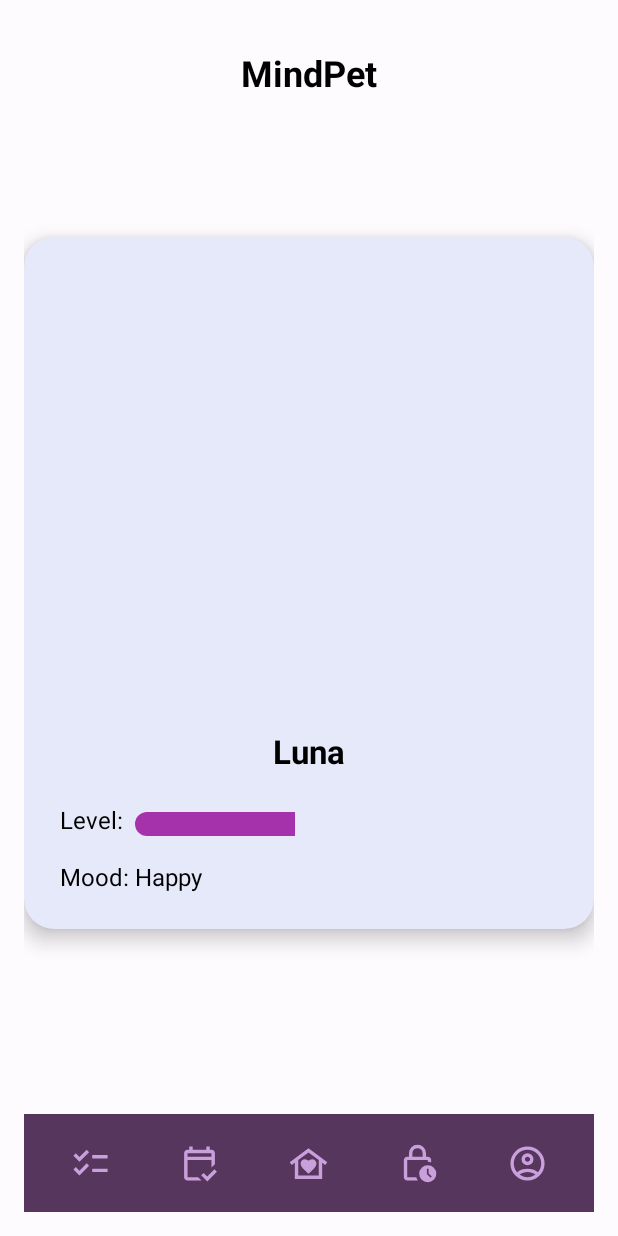
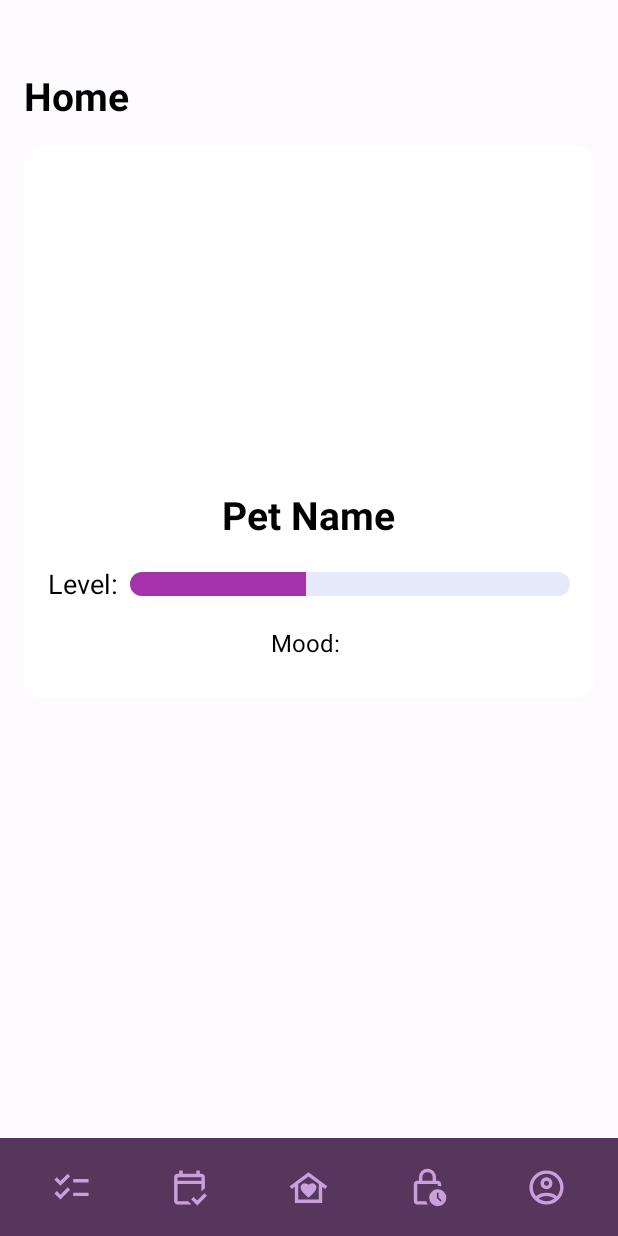
Before and after one commit to MargineanMiruna-Elena/MindPet, an Android app: the screen it shows after launch once a user with an empty profile is signed in (HomeActivity), on a phone screen of 412 x 824 dp. Run offline under Robolectric (Android 15) with nearby library versions, the phone set to English and light mode, and no system bars; our stand-ins replace Dagger/Hilt's generated code, Firebase (no records; nobody signed in at launch, a user with empty details on screens opened directly).

Commit message:
saved pet to db and home page rework

```diff
--- a/app/src/main/java/com/mat/mindpet/activity/HomeActivity.java
+++ b/app/src/main/java/com/mat/mindpet/activity/HomeActivity.java
@@ -2,18 +2,37 @@ package com.mat.mindpet.activity;
 
 import android.os.Bundle;
 import android.util.Log;
+import android.widget.ImageView;
+import android.widget.ProgressBar;
+import android.widget.TextView;
+import android.widget.Toast;
 
 import androidx.appcompat.app.AppCompatActivity;
 
+import com.google.firebase.database.DatabaseError;
 import com.google.firebase.database.DatabaseReference;
 import com.google.firebase.database.FirebaseDatabase;
 import com.mat.mindpet.R;
+import com.mat.mindpet.model.Pet;
+import com.mat.mindpet.repository.UserRepository;
+import com.mat.mindpet.service.PetService;
 import com.mat.mindpet.utils.NavigationHelper;
+
+import javax.inject.Inject;
 
 import dagger.hilt.android.AndroidEntryPoint;
 
 @AndroidEntryPoint
 public class HomeActivity extends AppCompatActivity {
+
+    @Inject
+    PetService petService;
+
+    private ImageView imageAnimal;
+    private TextView textAnimalName;
+    private TextView textMood;
+    private ProgressBar progressLevel;
+
 
     @Override
     protected void onCreate(Bundle savedInstanceState) {
@@ -21,5 +40,55 @@ public class HomeActivity extends AppCompatActivity {
         setContentView(R.layout.activity_homepage);
 
         NavigationHelper.setupNavigationBar(this);
+
+        imageAnimal = findViewById(R.id.imageAnimal);
+        textAnimalName = findViewById(R.id.textAnimalName);
+        textMood = findViewById(R.id.textMood);
+        progressLevel = findViewById(R.id.progressLevel);
+
+        petService.getPetForCurrentUser(new UserRepository.PetCallback() {
+            @Override
+            public void onSuccess(Pet pet) {
+                if (pet != null) {
+                    updatePetUI(pet);
+                } else {
+                    Toast.makeText(HomeActivity.this, "No pet found. Adopt one!", Toast.LENGTH_SHORT).show();
+                }
+            }
+
+            @Override
+            public void onFailure(DatabaseError error) {
+                Toast.makeText(HomeActivity.this, "Error loading pet: " + error, Toast.LENGTH_SHORT).show();
+            }
+        });
+    }
+
+    private void updatePetUI(Pet pet) {
+        textAnimalName.setText(pet.getPetName());
+        textMood.setText("Mood: " + pet.getMood().name());
+
+        progressLevel.setProgress(pet.getLevel());
+
+        int imageRes = getPetImage(pet.getPetType());
+        imageAnimal.setImageResource(imageRes);
+    }
+
+    private int getPetImage(com.mat.mindpet.model.enums.PetType type) {
+        switch (type) {
+            case HUSKEY:
+                return R.drawable.husky_front;
+            case BROWN_DOG:
+                return R.drawable.brown_front;
+            case MIX_DOG:
+                return R.drawable.mix_front;
+            case GRAY_CAT:
+                return R.drawable.grey_cat_sitting_down;
+            case BROWN_CAT:
+                return R.drawable.brown_with_stripes_sitting_down;
+            case ORANGE_CAT:
+                return R.drawable.orange_sitting_down;
+            default:
+                return R.drawable.husky_front;
+        }
     }
 }
--- /dev/null
+++ b/app/src/main/java/com/mat/mindpet/service/PetService.java
@@ -0,0 +1,26 @@
+package com.mat.mindpet.service;
+
+import com.mat.mindpet.model.Pet;
+import com.mat.mindpet.repository.UserRepository;
+
+import javax.inject.Inject;
+
+public class PetService {
+
+    private final AuthService authService;
+    private final UserRepository userRepository;
+
+    @Inject
+    public PetService(AuthService authService,UserRepository userRepository) {
+        this.authService = authService;
+        this.userRepository = userRepository;
+    }
+
+    public void adoptPet(Pet pet) {
+        userRepository.createOrUpdatePetForUser(authService.getCurrentUser().getUid(), pet);
+    }
+
+    public void getPetForCurrentUser(UserRepository.PetCallback callback) {
+        userRepository.getPetByUserId(authService.getCurrentUser().getUid(), callback);
+    }
+}
--- a/app/src/main/res/layout/activity_homepage.xml
+++ b/app/src/main/res/layout/activity_homepage.xml
@@ -5,50 +5,46 @@
     xmlns:tools="http://schemas.android.com/tools"
     android:layout_width="match_parent"
     android:layout_height="match_parent"
-    android:background="@color/material_dynamic_neutral99"
-    android:padding="16dp">
+    android:background="@color/material_dynamic_neutral99">
+
+    <LinearLayout
+        android:id="@+id/mainContent"
+        android:layout_width="0dp"
+        android:layout_height="0dp"
+        android:fillViewport="true"
+        android:orientation="vertical"
+        android:padding="16dp"
+        android:layout_marginTop="30dp"
+        app:layout_constraintTop_toTopOf="parent"
+        app:layout_constraintBottom_toBottomOf="parent"
+        app:layout_constraintStart_toStartOf="parent"
+        app:layout_constraintEnd_toEndOf="parent">
 
         <!-- App name -->
         <TextView
-        android:id="@+id/appName"
             android:layout_width="wrap_content"
             android:layout_height="wrap_content"
-        android:text="MindPet"
-        android:textSize="24sp"
-        android:textStyle="bold"
+            android:text="Home"
             android:textColor="@color/black"
-        app:layout_constraintTop_toTopOf="parent"
-        app:layout_constraintStart_toStartOf="parent"
-        app:layout_constraintEnd_toEndOf="parent"
-        android:layout_marginTop="16dp"/>
+            android:textSize="26sp"
+            android:textStyle="bold" />
 
-
-    <androidx.cardview.widget.CardView
+        <LinearLayout
             android:id="@+id/petCard"
-        android:layout_width="0dp"
-        android:layout_height="wrap_content"
-        app:cardCornerRadius="20dp"
-        app:cardElevation="8dp"
-        android:backgroundTint="@color/icy_lilac"
-        app:layout_constraintTop_toBottomOf="@id/appName"
-        app:layout_constraintBottom_toBottomOf="parent"
-        app:layout_constraintVertical_bias="0.33"
-        app:layout_constraintStart_toStartOf="parent"
-        app:layout_constraintEnd_toEndOf="parent">
-
-        <androidx.constraintlayout.widget.ConstraintLayout
             android:layout_width="match_parent"
             android:layout_height="wrap_content"
-            android:padding="24dp">
-
-
-
+            android:layout_marginTop="16dp"
+            app:cardCornerRadius="20dp"
+            android:background="@drawable/bg_card"
+            android:backgroundTint="@color/white"
+            android:orientation="vertical"
+            android:gravity="center"
+            android:padding="16dp">
 
             <ImageView
                 android:id="@+id/imageAnimal"
                 android:layout_width="200dp"
                 android:layout_height="200dp"
-                android:layout_marginTop="92dp"
                 android:contentDescription="Animal Image"
                 android:scaleType="fitCenter"
                 app:layout_constraintEnd_toEndOf="parent"
@@ -62,57 +58,63 @@
                 android:layout_width="wrap_content"
                 android:layout_height="wrap_content"
                 android:layout_marginTop="12dp"
-                android:text="Luna"
+                android:text="Pet Name"
                 android:textColor="@color/black"
-                android:textSize="22sp"
+                android:textSize="26sp"
                 android:textStyle="bold"
                 app:layout_constraintEnd_toEndOf="parent"
                 app:layout_constraintStart_toStartOf="parent"
                 app:layout_constraintTop_toBottomOf="@id/imageAnimal" />
 
 
+            <androidx.constraintlayout.widget.ConstraintLayout
+                android:layout_width="match_parent"
+                android:layout_height="wrap_content"
+                android:layout_marginTop="16dp">
+
+                <!-- Level Text -->
                 <TextView
                     android:id="@+id/textLevelLabel"
                     android:layout_width="wrap_content"
                     android:layout_height="wrap_content"
-                android:layout_marginTop="20dp"
                     android:text="Level:"
+                    android:textSize="18sp"
                     android:textColor="@color/black"
-                android:textSize="16sp"
                     app:layout_constraintStart_toStartOf="parent"
-                app:layout_constraintTop_toBottomOf="@id/textAnimalName" />
+                    app:layout_constraintTop_toTopOf="parent"
+                    app:layout_constraintBottom_toBottomOf="parent"/>
 
-
+                <!-- ProgressBar filling remaining space -->
                 <ProgressBar
                     android:id="@+id/progressLevel"
                     style="@android:style/Widget.ProgressBar.Horizontal"
                     android:layout_width="0dp"
                     android:layout_height="16dp"
-                android:layout_marginStart="8dp"
-                android:layout_marginEnd="16dp"
                     android:max="100"
                     android:progress="40"
                     android:progressDrawable="@drawable/progress_bar"
-                app:layout_constraintBottom_toBottomOf="@id/textLevelLabel"
+                    android:layout_marginStart="8dp"
+                    app:layout_constraintStart_toEndOf="@id/textLevelLabel"
                     app:layout_constraintEnd_toEndOf="parent"
-                app:layout_constraintHorizontal_bias="1.0"
-                app:layout_constraintStart_toEndOf="@id/textLevelLabel"
                     app:layout_constraintTop_toTopOf="@id/textLevelLabel"
-                app:layout_constraintVertical_bias="1.0" />
+                    app:layout_constraintBottom_toBottomOf="@id/textLevelLabel"/>
+            </androidx.constraintlayout.widget.ConstraintLayout>
+
 
             <TextView
                 android:id="@+id/textMood"
                 android:layout_width="wrap_content"
                 android:layout_height="wrap_content"
                 android:layout_marginTop="16dp"
-                android:text="Mood: Happy"
+                android:layout_marginBottom="10dp"
+                android:text="Mood: "
                 android:textColor="@color/black"
                 android:textSize="16sp"
                 app:layout_constraintStart_toStartOf="parent"
                 app:layout_constraintTop_toBottomOf="@id/textLevelLabel" />
 
-        </androidx.constraintlayout.widget.ConstraintLayout>
-    </androidx.cardview.widget.CardView>
+        </LinearLayout>
+    </LinearLayout>
 
 
     <include
--- a/gradle/libs.versions.toml
+++ b/gradle/libs.versions.toml
@@ -1,5 +1,5 @@
 [versions]
-agp = "8.13.0"
+agp = "8.13.1"
 constraintlayoutVersion = "2.2.0"
 githubMaterialCalendarview = "2.0.1"
 junit = "4.13.2"
```
Also changed, not shown: app/src/main/java/com/mat/mindpet/activity/ChoosePetActivity.java (+38 -16 lines), app/src/main/java/com/mat/mindpet/model/enums/PetType.java (+20 -1 lines), app/src/main/res/layout/activity_choose_pet.xml (+18 -8 lines). Lines whose indentation alone changed are shown as unchanged.
